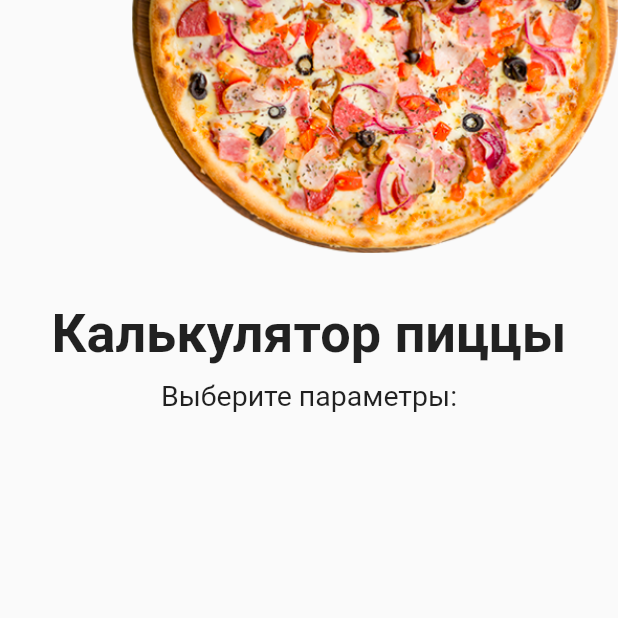
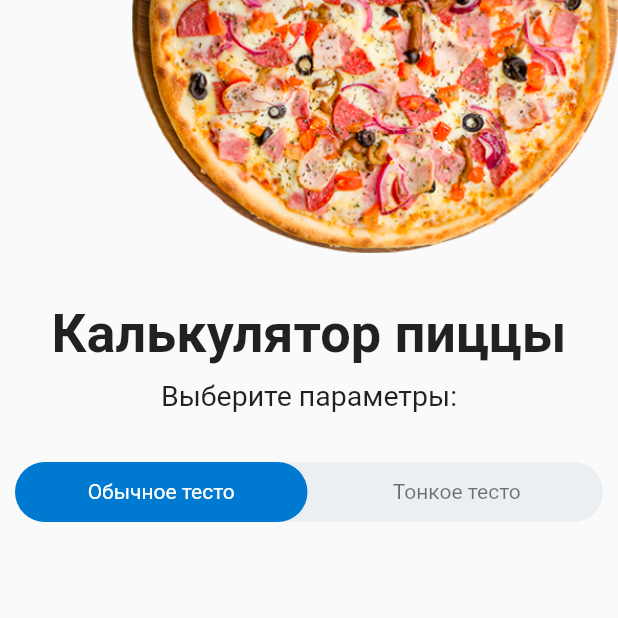
Before and after one commit to turenkodm/lesson4.1, a Flutter app: the screen it shows after launch, on a phone screen of 412 x 824 dp, the top half of it. Run offline on Flutter 3.47's test engine with Material 2 defaults, Android fonts, the phone set to English and light mode, and no system bars.

Commit message:
Added toggle

```diff
--- a/lib/main.dart
+++ b/lib/main.dart
@@ -1,6 +1,5 @@
-import 'dart:ui';
-
 import 'package:flutter/material.dart';
+import 'package:pizza_app/order_page.dart';
 
 void main() {
   runApp(const MyApp());
@@ -16,50 +15,7 @@ class MyApp extends StatelessWidget {
       theme: ThemeData(
         primarySwatch: Colors.blue,
       ),
-      home: const MyHomePage(),
+      home: OrderPage(),
     );
   }
 }
-
-class MyHomePage extends StatefulWidget {
-  const MyHomePage({Key? key}) : super(key: key);
-  @override
-  State<MyHomePage> createState() => _MyHomePageState();
-}
-
-class _MyHomePageState extends State<MyHomePage> {
-  @override
-  Widget build(BuildContext context) {
-    return Scaffold(
-      body: SingleChildScrollView(
-        child: Column(
-          children: const [
-            Padding(
-              padding: EdgeInsets.only(left: 88.0),
-              child: Image(
-                image: AssetImage('assets/images/img.png'),
-              ),
-            ),
-            SizedBox(
-              height: 33.0,
-            ),
-            Text(
-              'Калькулятор пиццы',
-              style: TextStyle(fontSize: 36.0, fontWeight: FontWeight.bold),
-            ),
-            SizedBox(
-              height: 9.0,
-            ),
-            Text(
-              'Выберите параметры:',
-              style: TextStyle(fontSize: 19.0),
-            ),
-            SizedBox(
-              height: 33.0,
-            ),
-          ],
-        ),
-      ),
-    );
-  }
-}
--- /dev/null
+++ b/lib/order_page.dart
@@ -0,0 +1,141 @@
+import 'package:flutter/material.dart';
+
+class OrderPage extends StatefulWidget {
+  const OrderPage({Key? key}) : super(key: key);
+
+  @override
+  _OrderPageState createState() => _OrderPageState();
+}
+
+const double width = 300.0;
+const double height = 40.0;
+const double regularAlign = -1;
+const double thinAlign = 1;
+const Color selectedColor = Colors.white;
+const Color normalColor = Colors.black54;
+
+class _OrderPageState extends State<OrderPage> {
+  double xAlign = 0;
+  Color regularColor = selectedColor;
+  Color thinColor = normalColor;
+
+  @override
+  void initState() {
+    super.initState();
+    xAlign = regularAlign;
+    regularColor = selectedColor;
+    thinColor = normalColor;
+  }
+
+  @override
+  Widget build(BuildContext context) {
+    return Scaffold(
+      body: SingleChildScrollView(
+        child: Column(
+          children: [
+            const Padding(
+              padding: EdgeInsets.only(left: 88.0),
+              child: Image(
+                image: AssetImage('assets/images/img.png'),
+              ),
+            ),
+            const SizedBox(
+              height: 33.0,
+            ),
+            const Text(
+              'Калькулятор пиццы',
+              style: TextStyle(fontSize: 36.0, fontWeight: FontWeight.bold),
+            ),
+            const SizedBox(
+              height: 9.0,
+            ),
+            const Text(
+              'Выберите параметры:',
+              style: TextStyle(fontSize: 19.0),
+            ),
+            const SizedBox(
+              height: 33.0,
+            ),
+            Padding(
+              padding: const EdgeInsets.symmetric(horizontal: 10.0),
+              child: Container(
+                width: MediaQuery.of(context).size.width,
+                height: height,
+                decoration: const BoxDecoration(
+                  color: Color(0xFFECEFF1),
+                  borderRadius: BorderRadius.all(
+                    Radius.circular(50.0),
+                  ),
+                ),
+                child: Stack(
+                  children: [
+                    AnimatedAlign(
+                      alignment: Alignment(xAlign, 0),
+                      duration: const Duration(milliseconds: 300),
+                      child: Container(
+                        width: width * 0.65,
+                        height: height,
+                        decoration: const BoxDecoration(
+                          color: Color(0xFF0079D0),
+                          borderRadius: BorderRadius.all(
+                            Radius.circular(50.0),
+                          ),
+                        ),
+                      ),
+                    ),
+                    GestureDetector(
+                      onTap: () {
+                        setState(() {
+                          xAlign = regularAlign;
+                          regularColor = selectedColor;
+                          thinColor = normalColor;
+                        });
+                      },
+                      child: Align(
+                        alignment: const Alignment(-1, 0),
+                        child: Container(
+                          width: width * 0.65,
+                          color: Colors.transparent,
+                          alignment: Alignment.center,
+                          child: Text(
+                            'Обычное тесто',
+                            style: TextStyle(
+                              color: regularColor,
+                            ),
+                          ),
+                        ),
+                      ),
+                    ),
+                    GestureDetector(
+                      onTap: () {
+                        setState(() {
+                          xAlign = thinAlign;
+                          thinColor = selectedColor;
+                          regularColor = normalColor;
+                        });
+                      },
+                      child: Align(
+                        alignment: const Alignment(1, 0),
+                        child: Container(
+                          width: width * 0.65,
+                          color: Colors.transparent,
+                          alignment: Alignment.center,
+                          child: Text(
+                            'Тонкое тесто',
+                            style: TextStyle(
+                              color: thinColor,
+                            ),
+                          ),
+                        ),
+                      ),
+                    ),
+                  ],
+                ),
+              ),
+            ),
+          ],
+        ),
+      ),
+    );
+  }
+}
```
